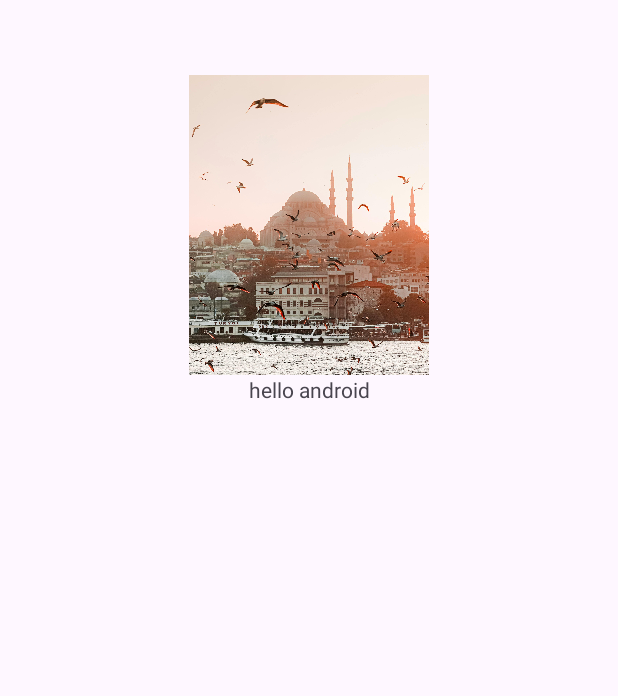
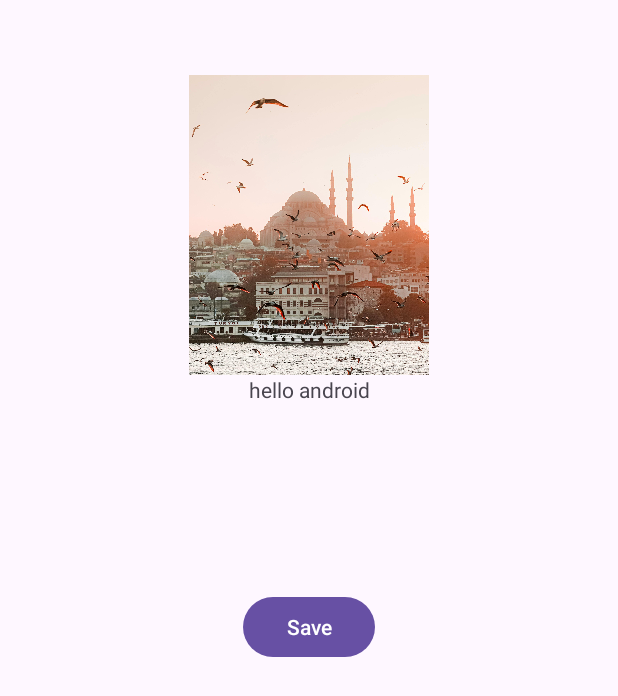
Before and after one commit to eliffvural/KotlinLab, an Android app: the screen it shows after launch (MainActivity), on a phone screen of 412 x 824 dp. Shown: the top 696 px of the screen. Run offline under Robolectric (Android 15) with nearby library versions, the phone set to English and light mode, and no system bars.

Commit message:
save button added

```diff
--- a/app/src/main/res/layout/activity_main.xml
+++ b/app/src/main/res/layout/activity_main.xml
@@ -28,4 +28,14 @@
         app:layout_constraintTop_toTopOf="parent"
         app:srcCompat="@drawable/istanbul" />
 
+    <Button
+        android:id="@+id/button"
+        android:layout_width="wrap_content"
+        android:layout_height="wrap_content"
+        android:layout_marginTop="144dp"
+        android:text="Save"
+        app:layout_constraintEnd_toEndOf="@+id/imageView"
+        app:layout_constraintStart_toStartOf="@+id/imageView"
+        app:layout_constraintTop_toTopOf="@+id/textView" />
+
 </androidx.constraintlayout.widget.ConstraintLayout>
```
